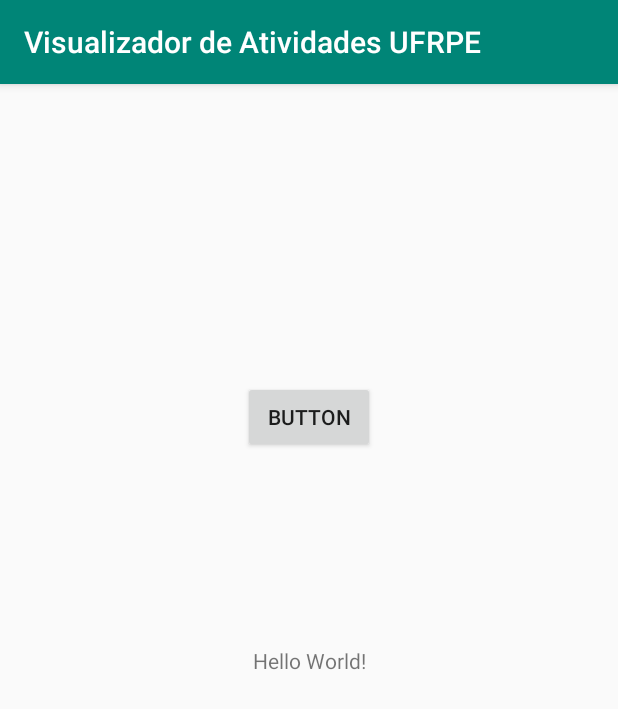
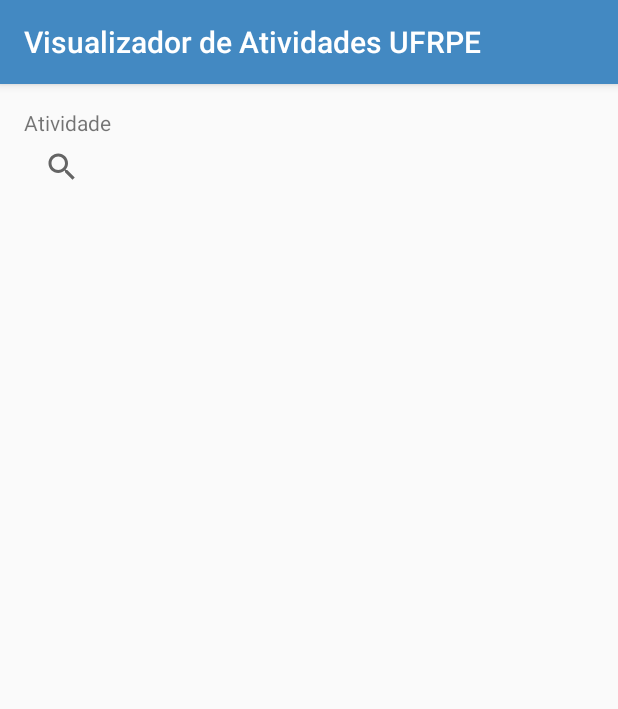
Before and after one commit to SrtaCamelo/ProjetoMobile_2018.2, an Android app: the screen it shows after launch (MainActivity before the commit, ListarAtividadeActivity after it), on a phone screen of 412 x 824 dp. Shown: the top 709 px of the screen. Run offline under Robolectric (Android 15) with nearby library versions, the phone set to English and light mode, and no system bars.

Commit message:
criação de umas coisas

```diff
--- a/Projeto/app/build.gradle
+++ b/Projeto/app/build.gradle
@@ -30,4 +30,6 @@ dependencies {
     testImplementation 'junit:junit:4.12'
     androidTestImplementation 'com.android.support.test:runner:1.0.2'
     androidTestImplementation 'com.android.support.test.espresso:espresso-core:3.0.2'
+    implementation 'com.android.support:design:28.0.0'
+    implementation 'com.android.support:support-v4:28.0.0'
 }
--- a/Projeto/app/src/main/AndroidManifest.xml
+++ b/Projeto/app/src/main/AndroidManifest.xml
@@ -10,13 +10,15 @@
         android:supportsRtl="true"
         android:theme="@style/AppTheme">
         <activity android:name=".MainActivity">
+
+        </activity>
+        <activity android:name=".ListarAtividadeActivity">
             <intent-filter>
                 <action android:name="android.intent.action.MAIN" />
 
                 <category android:name="android.intent.category.LAUNCHER" />
             </intent-filter>
         </activity>
-        <activity android:name=".ListarAtividadeActivity"></activity>
     </application>
 
 </manifest>
--- /dev/null
+++ b/Projeto/app/src/main/java/ufrpe/br/fragments/FragmentCursos.kt
@@ -0,0 +1,4 @@
+package ufrpe.br.fragments
+
+class FragmentCursos  {
+}
--- /dev/null
+++ b/Projeto/app/src/main/java/ufrpe/br/fragments/FragmentEsportes.kt
@@ -0,0 +1,4 @@
+package ufrpe.br.fragments
+
+class FragmentEsportes {
+}
--- /dev/null
+++ b/Projeto/app/src/main/java/ufrpe/br/fragments/FragmentIdiomas.kt
@@ -0,0 +1,4 @@
+package ufrpe.br.fragments
+
+class FragmentIdiomas {
+}
--- /dev/null
+++ b/Projeto/app/src/main/java/ufrpe/br/fragments/FragmentOutras.kt
@@ -0,0 +1,4 @@
+package ufrpe.br.fragments
+
+class FragmentOutras {
+}
--- a/Projeto/app/src/main/res/layout/activity_listar_atividade.xml
+++ b/Projeto/app/src/main/res/layout/activity_listar_atividade.xml
@@ -6,4 +6,83 @@
     android:layout_height="match_parent"
     tools:context=".ListarAtividadeActivity">
 
+    <TextView
+        android:id="@+id/tvAtividades"
+        android:layout_width="wrap_content"
+        android:layout_height="wrap_content"
+        android:layout_marginStart="16dp"
+        android:layout_marginTop="16dp"
+        android:layout_marginEnd="8dp"
+        android:text="@string/tvAtividade"
+        app:layout_constraintEnd_toEndOf="parent"
+        app:layout_constraintHorizontal_bias="0.0"
+        app:layout_constraintStart_toStartOf="parent"
+        app:layout_constraintTop_toTopOf="parent" />
+
+    <SearchView
+        android:id="@+id/svAtividadePesquisar"
+        android:layout_width="219dp"
+        android:layout_height="39dp"
+        android:layout_marginStart="8dp"
+        android:layout_marginEnd="8dp"
+        app:layout_constraintEnd_toEndOf="parent"
+        app:layout_constraintHorizontal_bias="0.053"
+        app:layout_constraintStart_toStartOf="parent"
+        app:layout_constraintTop_toBottomOf="@+id/tvAtividades" />
+
+    <TableLayout
+        android:id="@+id/tbAtividadeListar"
+        android:layout_width="381dp"
+        android:layout_height="429dp"
+        android:layout_marginStart="8dp"
+        android:layout_marginTop="8dp"
+        android:layout_marginEnd="8dp"
+        android:layout_marginBottom="8dp"
+        app:layout_constraintBottom_toBottomOf="parent"
+        app:layout_constraintEnd_toEndOf="parent"
+        app:layout_constraintStart_toStartOf="parent"
+        app:layout_constraintTop_toBottomOf="@+id/svAtividadePesquisar">
+
+        <TableRow
+            android:id="@+id/trEsportes"
+            android:layout_width="match_parent"
+            android:layout_height="match_parent">
+
+            <android.support.v4.view.ViewPager
+                android:layout_width="match_parent"
+                android:layout_height="match_parent" />
+        </TableRow>
+
+        <TableRow
+            android:id="@+id/trIdiomas"
+            android:layout_width="match_parent"
+            android:layout_height="match_parent">
+
+            <android.support.v4.view.ViewPager
+                android:layout_width="match_parent"
+                android:layout_height="match_parent" />
+        </TableRow>
+
+        <TableRow
+            android:id="@+id/trCursos"
+            android:layout_width="match_parent"
+            android:layout_height="match_parent">
+
+            <android.support.v4.view.ViewPager
+                android:layout_width="match_parent"
+                android:layout_height="match_parent" />
+        </TableRow>
+
+        <TableRow
+            android:id="@+id/trOutras"
+            android:layout_width="match_parent"
+            android:layout_height="match_parent">
+
+            <android.support.v4.view.ViewPager
+                android:layout_width="match_parent"
+                android:layout_height="match_parent" />
+        </TableRow>
+
+    </TableLayout>
+
 </android.support.constraint.ConstraintLayout>
--- a/Projeto/app/src/main/res/values/colors.xml
+++ b/Projeto/app/src/main/res/values/colors.xml
@@ -1,6 +1,6 @@
 <?xml version="1.0" encoding="utf-8"?>
 <resources>
-    <color name="colorPrimary">#008577</color>
-    <color name="colorPrimaryDark">#00574B</color>
-    <color name="colorAccent">#D81B60</color>
+    <color name="colorPrimary">#4389c2</color>
+    <color name="colorPrimaryDark">#002759</color>
+    <color name="colorAccent">#0015fd</color>
 </resources>
--- a/Projeto/app/src/main/res/values/strings.xml
+++ b/Projeto/app/src/main/res/values/strings.xml
@@ -3,4 +3,6 @@
     <string name="nome">Nome</string>
     <string name="horario">Horário</string>
     <string name="descricao">Descrição</string>
+    <string name="tvAtividade">Atividade</string>
+    <string name="tvPesquisar">Pesquisar</string>
 </resources>
```
Also changed, not shown: Projeto/app/src/main/res/layout/cursos_fragment.xml (added, +22 -0 lines), Projeto/app/src/main/res/layout/esportes_fragment.xml (added, +22 -0 lines), Projeto/app/src/main/res/layout/idiomas_fragment.xml (added, +22 -0 lines), Projeto/app/src/main/res/layout/outras_fragment.xml (added, +22 -0 lines), 1 other file.
